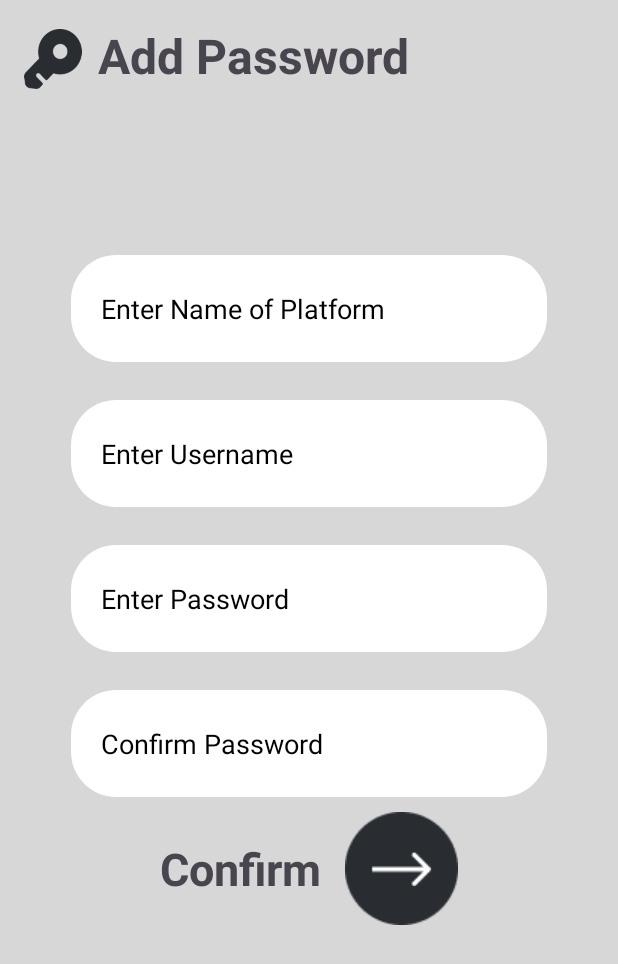
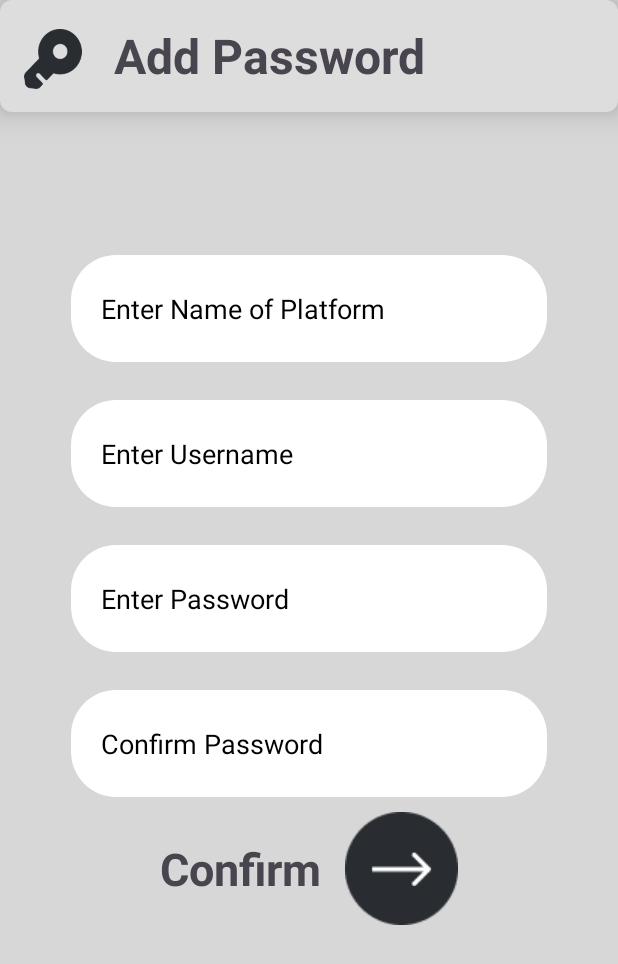
Before and after one commit to RiteshBorse/passwords-android, an Android app: the add_password screen opened directly, with no data from a screen before it, on a phone screen of 412 x 824 dp. Shown: the top 964 px of the screen. Run offline under Robolectric (Android 15) with nearby library versions, the phone set to English and light mode, and no system bars.

Commit message:
UI component for heading improved

```diff
--- /dev/null
+++ b/app/src/main/res/drawable/heading_background.xml
@@ -0,0 +1,7 @@
+<?xml version="1.0" encoding="utf-8"?>
+<shape xmlns:android="http://schemas.android.com/apk/res/android" android:shape="rectangle">
+    <corners android:radius="8dp"/>
+    <solid android:color="@color/light_grey"></solid>
+
+
+</shape>
--- a/app/src/main/res/layout/activity_addpassword.xml
+++ b/app/src/main/res/layout/activity_addpassword.xml
@@ -7,6 +7,11 @@
     tools:context=".add_password"
     android:background="@color/grey">
 
+    <LinearLayout
+        android:layout_width="match_parent"
+        android:background="@drawable/heading_background"
+        android:layout_height="wrap_content"
+        android:elevation="20px">
     <ImageView
         android:layout_width="40dp"
         android:layout_height="40dp"
@@ -19,12 +24,13 @@
 
     <TextView
         android:layout_marginTop="15dp"
-        android:layout_marginLeft="65dp"
+        android:layout_marginLeft="5dp"
         android:layout_width="wrap_content"
         android:layout_height="wrap_content"
         android:text="Add Password"
         android:textSize="32dp"
         android:textStyle="bold"/>
+    </LinearLayout>
 
     <RelativeLayout
         android:layout_width="wrap_content"
--- a/app/src/main/res/values/colors.xml
+++ b/app/src/main/res/values/colors.xml
@@ -3,4 +3,5 @@
     <color name="black">#FF000000</color>
     <color name="white">#FFFFFFFF</color>
     <color name="grey">#D7D7D7</color>
+    <color name="light_grey">#Dddddd</color>
 </resources>
```
Also changed, not shown: app/src/main/AndroidManifest.xml (+9 -0 lines), app/src/main/res/layout/activity_main.xml (+7 -1 lines), app/src/main/res/layout/activity_savepassword1.xml (+7 -1 lines), app/src/main/res/layout/activity_savepassword2.xml (+9 -3 lines), app/src/main/res/layout/activity_update_password.xml (+11 -3 lines).
